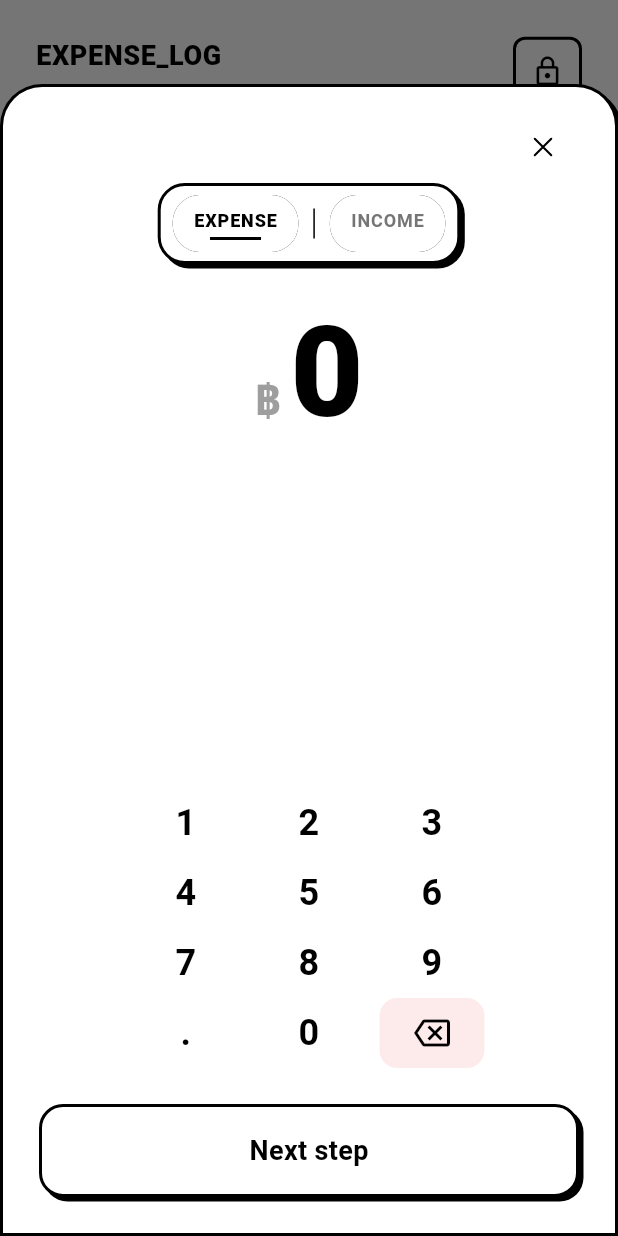
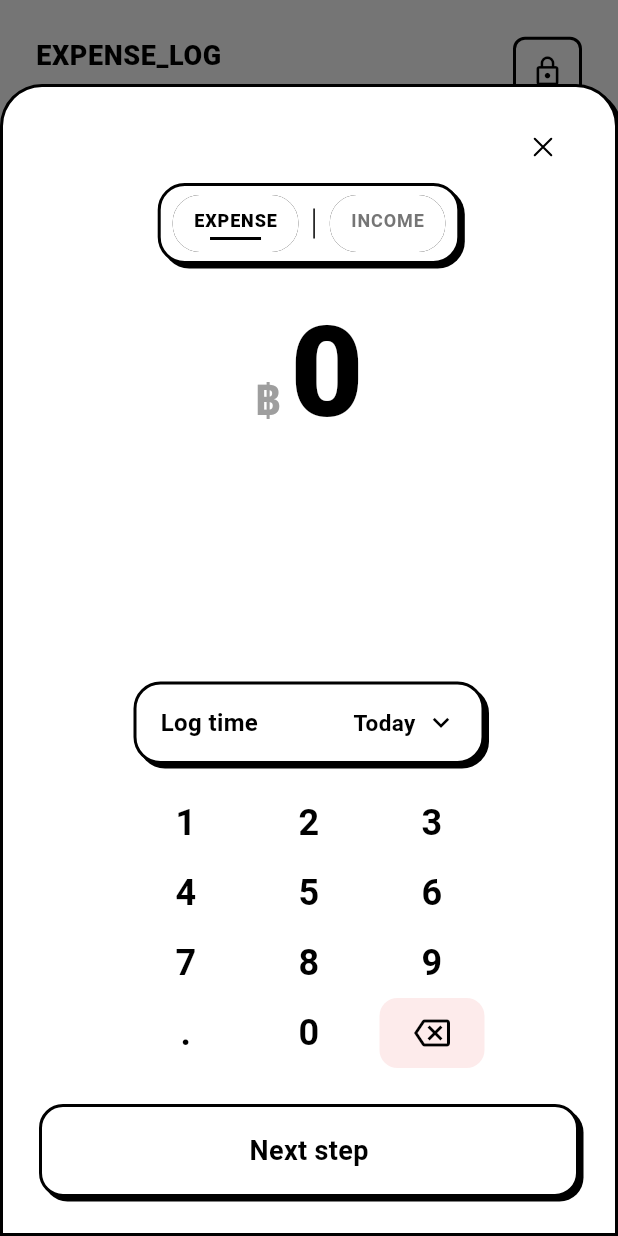
Before and after one commit to beerbeatbox/zen-money-tracking, a Flutter app: the screen it shows after launch, after a tap on the "add" icon, on a phone screen of 412 x 824 dp. Run offline on Flutter 3.47's test engine with Material 3 defaults, Android fonts, the phone set to English and light mode, and no system bars; drawn by our look-alikes of auto_size_text; our stand-ins replace csv, dio, flutter_riverpod, go_router, heroicons, pretty_dio_logger and 1 more; generated files the repository leaves out were written again.

Commit message:
feat: Add Log Time section to NumberKeyboardBottomSheet
- Introduced a new _LogTimeSection widget to allow users to log time.
- Implemented a tap handler for the log time action, with a placeholder for future functionality.
- Updated the layout of NumberKeyboardBottomSheet to include the Log Time section, enhancing user interaction options.

```diff
--- a/lib/features/home/presentation/widgets/number_keyboard_bottom_sheet.dart
+++ b/lib/features/home/presentation/widgets/number_keyboard_bottom_sheet.dart
@@ -137,6 +137,10 @@ class _NumberKeyboardBottomSheetState extends State<NumberKeyboardBottomSheet> {
     setState(() => _isExpense = isExpense);
   }
 
+  void _onLogTimeTap() {
+    // TODO(woraprot.de): wire up log time picker
+  }
+
   @override
   void dispose() {
     _backspaceHoldTimer?.cancel();
@@ -179,6 +183,13 @@ class _NumberKeyboardBottomSheetState extends State<NumberKeyboardBottomSheet> {
                   ),
                 ),
                 const Spacer(),
+                Center(
+                  child: FractionallySizedBox(
+                    widthFactor: 0.65,
+                    child: _LogTimeSection(onTap: _onLogTimeTap),
+                  ),
+                ),
+                const SizedBox(height: 16),
                 Center(
                   child: FractionallySizedBox(
                     widthFactor: 0.65,
@@ -395,6 +406,48 @@ class _TypeChip extends StatelessWidget {
             height: 2,
             width: 34,
             color: selected ? Colors.black : Colors.transparent,
+          ),
+        ],
+      ),
+    ).onTap(onTap: onTap, behavior: HitTestBehavior.opaque);
+  }
+}
+
+class _LogTimeSection extends StatelessWidget {
+  const _LogTimeSection({required this.onTap});
+
+  final VoidCallback onTap;
+
+  @override
+  Widget build(BuildContext context) {
+    return OutlinedSurface(
+      padding: const EdgeInsets.symmetric(horizontal: 16, vertical: 14),
+      borderRadius: const BorderRadius.all(Radius.circular(18)),
+      child: Row(
+        mainAxisAlignment: MainAxisAlignment.spaceBetween,
+        children: [
+          const Text(
+            'Log time',
+            style: TextStyle(
+              fontSize: 16,
+              fontWeight: FontWeight.w700,
+              color: Colors.black,
+            ),
+          ),
+          Row(
+            mainAxisSize: MainAxisSize.min,
+            children: const [
+              Text(
+                'Today',
+                style: TextStyle(
+                  fontSize: 15,
+                  fontWeight: FontWeight.w700,
+                  color: Colors.black,
+                ),
+              ),
+              SizedBox(width: 6),
+              Icon(Icons.keyboard_arrow_down, size: 22, color: Colors.black),
+            ],
           ),
         ],
       ),
```
